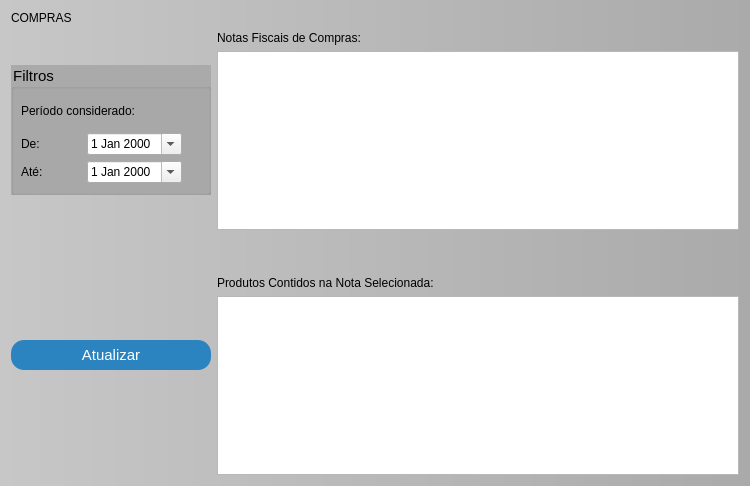
GabR36/QEstoqueLoja, file src/entradas.ui: the form before one commit.
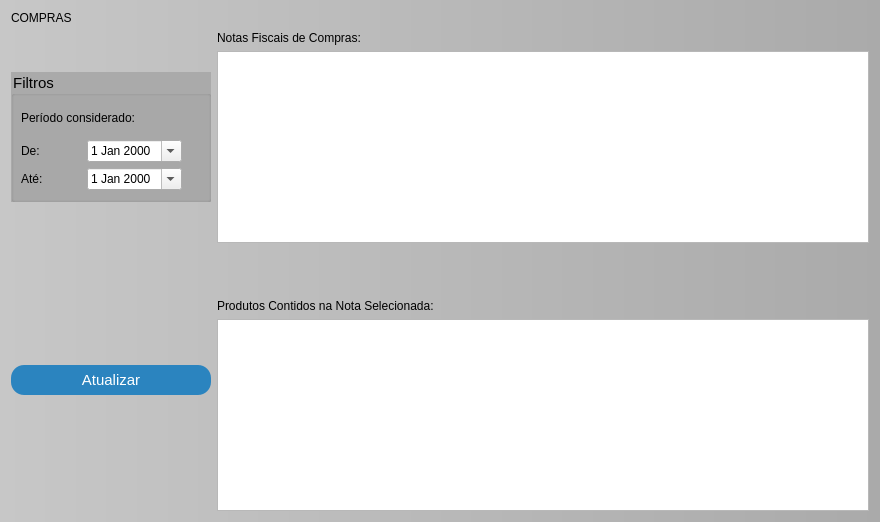
The form after the commit.

Commit message: Janela Entradas maior + preço produto nota com apenas 2 casas decimais #72

The edit to the form file:
```diff
--- a/src/entradas.ui
+++ b/src/entradas.ui
@@ -6,8 +6,8 @@
    <rect>
     <x>0</x>
     <y>0</y>
-    <width>750</width>
-    <height>486</height>
+    <width>880</width>
+    <height>522</height>
    </rect>
   </property>
   <property name="windowTitle">
```
The commit also changes 1 other file.
